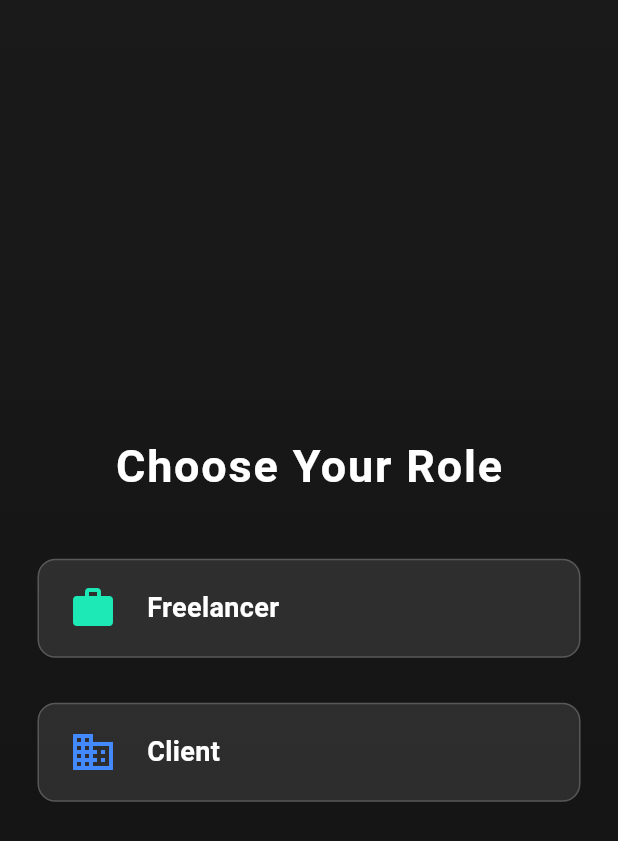
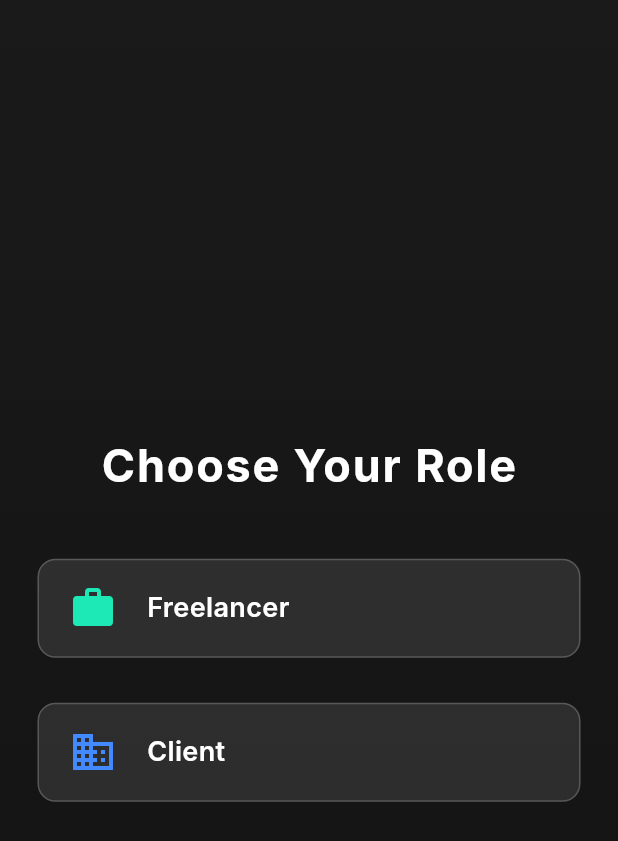
Before and after one commit to DevPatel1479/app-talent-bridge, a Flutter app: the screen it shows after launch, on a phone screen of 412 x 824 dp. Shown: the top 841 px of the screen. Run offline on Flutter 3.47's test engine with Material 3 defaults, Android fonts, the phone set to English and light mode, and no system bars; our stand-ins replace cloud_firestore, firebase_auth, firebase_core, firebase_storage, google_sign_in, image_picker and 2 more; missing offline and left inert: flutter_facebook_auth; accounts and stored records are empty; Roboto replaces fonts that are missing (Inter).

Commit message:
Update main.dart

```diff
--- a/lib/main.dart
+++ b/lib/main.dart
@@ -1,4 +1,5 @@
 import 'package:flutter/material.dart';
+// import 'package:talentbridge/model/StateDistrictDataModel.dart';
 import 'screens/splash_screen.dart';
 import 'package:firebase_core/firebase_core.dart';
 
@@ -7,7 +8,11 @@ void main() async {
 
   await Firebase.initializeApp(
       options: FirebaseOptions(
-
+    apiKey: "",
+    appId: "",
+    messagingSenderId: "",
+    projectId: "",
+    storageBucket: "",
   ));
   runApp(const MyApp());
 }
@@ -20,9 +25,16 @@ class MyApp extends StatelessWidget {
     return MaterialApp(
       title: 'Freelancing App',
       theme: ThemeData(
-        primarySwatch: Colors.blue,
-      ),
+          primarySwatch: Colors.blue,
+          scaffoldBackgroundColor: Colors.transparent,
+          fontFamily: 'Inter'),
       debugShowCheckedModeBanner: false,
+      builder: (context, child) {
+        return Container(
+          color: Colors.black, // or your matching dark color/gradient
+          child: child,
+        );
+      },
       home: const SplashScreen(),
     );
   }
```
